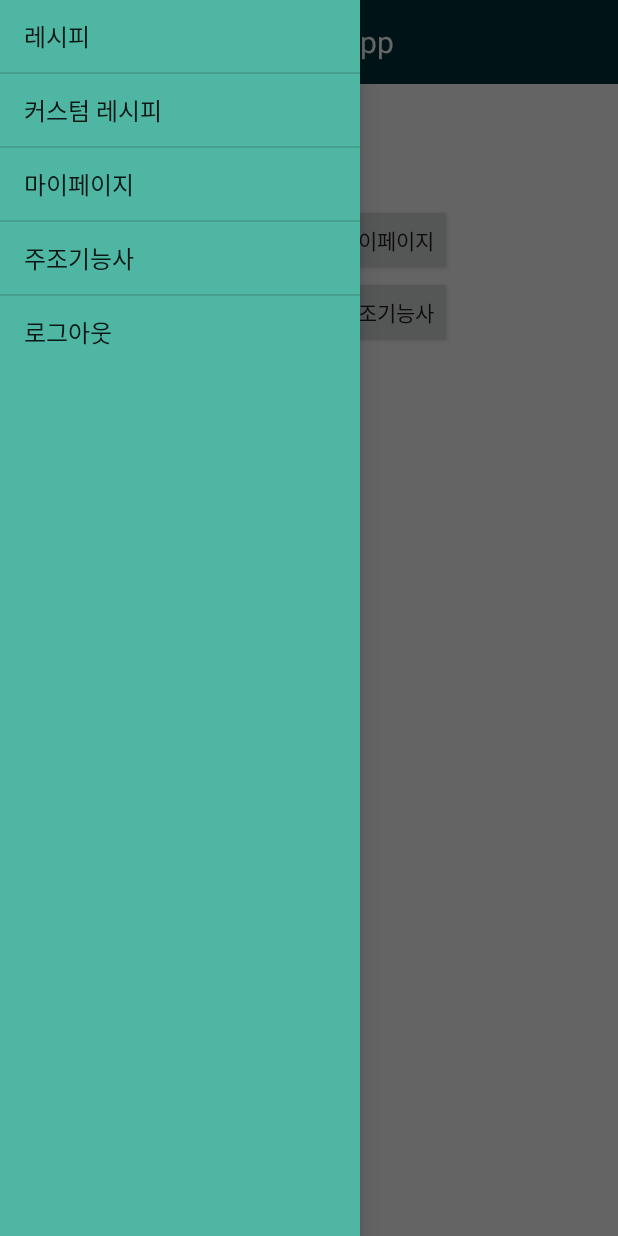
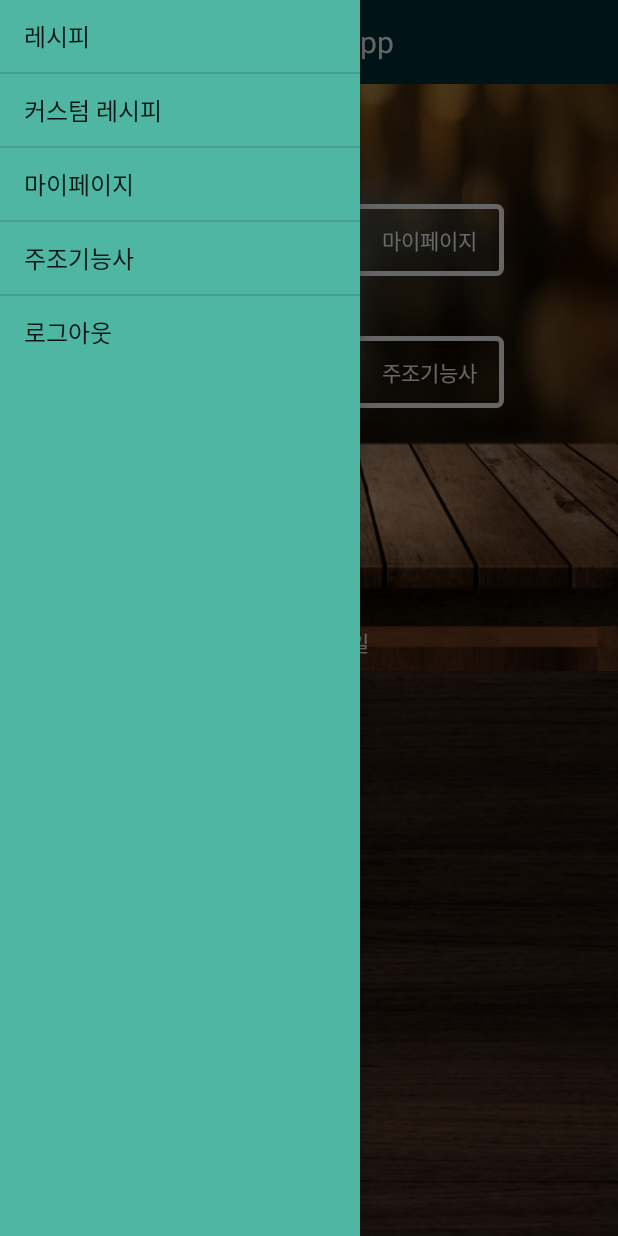
Before and after one commit to KangukLee-97/3G_Mobile_TP, an Android app: the screen it shows after launch once a user with an empty profile is signed in (MainActivity), with the side drawer open, on a phone screen of 412 x 824 dp. Run offline under Robolectric (Android 15) with nearby library versions, the phone set to English and light mode, and no system bars; our stand-ins replace Firebase (no records; nobody signed in at launch, a user with empty details on screens opened directly).

Commit message:
Update activity_main.xml

```diff
--- a/app/src/main/res/layout/activity_main.xml
+++ b/app/src/main/res/layout/activity_main.xml
@@ -13,14 +13,19 @@
         android:layout_height="match_parent"
         android:orientation="vertical">
 
+        <LinearLayout
+            android:layout_width="match_parent"
+            android:layout_height="wrap_content"
+            android:orientation="vertical"
+            android:background="@drawable/bar_background">
+
         <include
             layout="@layout/toolbar"
             android:id="@+id/toolbar"/>
 
         <TextView
             android:layout_width="wrap_content"
-            android:layout_height="80dp"
-            android:text="검색 부분"/>
+            android:layout_height="80dp"/>
 
         <GridLayout
             android:layout_width="wrap_content"
@@ -32,33 +37,53 @@
 
             <Button
                 android:id="@+id/btnrecipe"
-                android:layout_width="match_parent"
+                android:layout_width="100dp"
                 android:layout_height="match_parent"
+                android:textColor="@color/white"
+                android:background="@drawable/btnshape"
+                android:layout_marginRight="60dp"
+                android:layout_marginBottom="40dp"
                 android:text="레시피" />
 
             <Button
                 android:id="@+id/btncustom"
-                android:layout_width="match_parent"
+                android:layout_width="100dp"
                 android:layout_height="match_parent"
+                android:textColor="@color/white"
+                android:background="@drawable/btnshape"
                 android:text="커스텀 레시피" />
 
             <Button
                 android:id="@+id/btnmypage"
-                android:layout_width="match_parent"
+                android:layout_width="100dp"
                 android:layout_height="match_parent"
+                android:textColor="@color/white"
+                android:background="@drawable/btnshape"
                 android:text="마이페이지" />
 
             <Button
                 android:id="@+id/btntest"
+                android:layout_width="100dp"
+                android:layout_height="match_parent"
+                android:textColor="@color/white"
+                android:background="@drawable/btnshape"
+                android:text="주조기능사" />
+        </GridLayout>
+        </LinearLayout>
+
+        <LinearLayout
             android:layout_width="match_parent"
             android:layout_height="match_parent"
-                android:text="주조기능사" />
-        </GridLayout>
+            android:orientation="vertical"
+            android:background="@drawable/dark_background">
 
             <TextView
-            android:layout_width="wrap_content"
-            android:layout_height="80dp"
-            android:text="랭킹 부분"/>
+                android:layout_width="match_parent"
+                android:layout_height="30dp"
+                android:text="오늘의 칵테일"
+                android:textColor="@color/white"
+                android:gravity="center|top"
+                android:background="@drawable/list2"/>
 
             <FrameLayout
                 android:layout_width="match_parent"
@@ -68,6 +93,8 @@
             </FrameLayout>
 
         </LinearLayout>
+
+    </LinearLayout>
     <include layout="@layout/drawer"/>
 
 </androidx.drawerlayout.widget.DrawerLayout>
```
Lines whose indentation alone changed are shown as unchanged.
